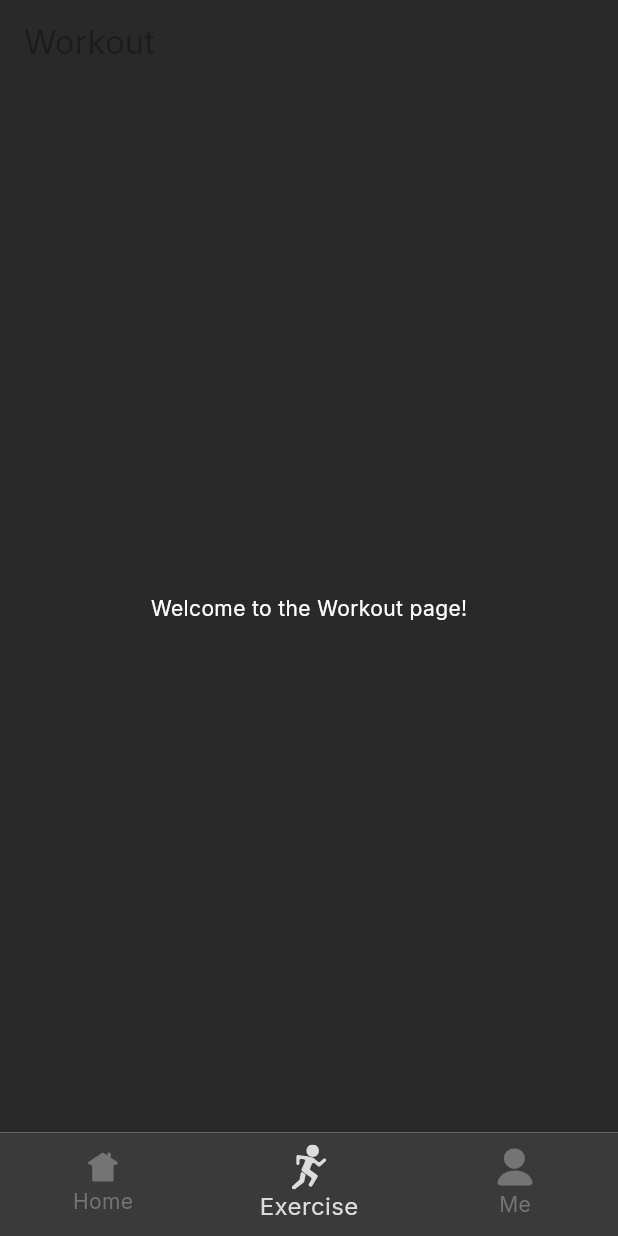
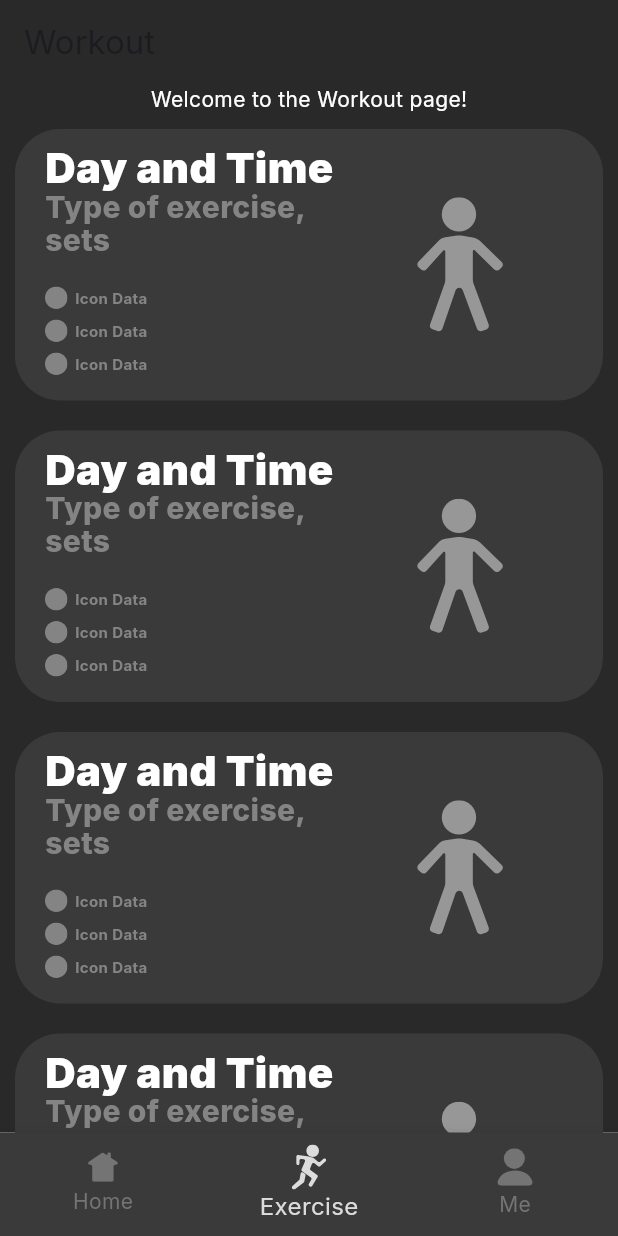
Before and after one commit to AbsolutelyHaakon/FitnessApp-IDATA2503, a Flutter app: the screen it shows after launch, item 2 of the bottom bar chosen, on a phone screen of 412 x 824 dp. Run offline on Flutter 3.47's test engine with Material 3 defaults, Android fonts, the light colour scheme and no system bars; our stand-ins replace flutter_svg, get.

Commit message:
Started work on the workout page

```diff
--- /dev/null
+++ b/lib/components/Elements/icon_text.dart
@@ -0,0 +1,39 @@
+import 'package:flutter/material.dart';
+import 'package:flutter_svg/flutter_svg.dart';
+
+class IconText extends StatelessWidget {
+  const IconText(
+      {super.key,
+      required this.text,
+      required this.color,
+      required this.asset});
+
+  final String text;
+  final Color color;
+  final String asset;
+
+  @override
+  Widget build(BuildContext context) {
+    return Row(
+      children: [
+        SvgPicture.asset(
+          'assets/icons/$asset',
+          width: 15,
+          height: 15,
+          color: color,
+        ),
+        const SizedBox(
+          width: 5,
+        ),
+        Text(
+          text,
+          style: TextStyle(
+            color: color,
+            fontWeight: FontWeight.w700,
+            fontSize: 10,
+          ),
+        ),
+      ],
+    );
+  }
+}
--- /dev/null
+++ b/lib/components/upcoming_workouts_box.dart
@@ -0,0 +1,95 @@
+import 'dart:ui';
+
+import 'package:fitnessapp_idata2503/components/Elements/icon_text.dart';
+import 'package:flutter/material.dart';
+import 'package:flutter_svg/svg.dart';
+
+class UpcomingWorkoutsBox extends StatefulWidget {
+  const UpcomingWorkoutsBox({super.key});
+
+  @override
+  State<StatefulWidget> createState() {
+    return _UpcomingWorkoutsBoxState();
+  }
+}
+
+class _UpcomingWorkoutsBoxState extends State<UpcomingWorkoutsBox> {
+  @override
+  Widget build(BuildContext context) {
+    return Container(
+      margin: const EdgeInsets.all(10),
+      constraints: const BoxConstraints(minHeight: 180),
+      width: double.infinity,
+      decoration: const BoxDecoration(
+        color: Color(0xFF3A3A3A),
+        borderRadius: BorderRadius.all(Radius.circular(30)),
+      ),
+      padding: const EdgeInsets.fromLTRB(20, 10, 50, 10),
+      child: Row(
+        mainAxisAlignment: MainAxisAlignment.spaceEvenly,
+        children: [
+          const Expanded(
+            child: Column(
+              mainAxisAlignment: MainAxisAlignment.center,
+              crossAxisAlignment: CrossAxisAlignment.start,
+              children: [
+                Text(
+                  'Day and Time',
+                  style: TextStyle(
+                    fontSize: 28,
+                    fontWeight: FontWeight.w900,
+                    color: Color(0xFFFFFFFF),
+                    height: 1.1,
+                  ),
+                ),
+                Text(
+                  'Type of exercise, sets',
+                  style: TextStyle(
+                      fontSize: 20,
+                      fontWeight: FontWeight.w800,
+                      color: Color(0xFF848484),
+                      height: 1.1),
+                ),
+                SizedBox(
+                  height: 20,
+                ),
+                IconText(
+                    text: 'Icon Data',
+                    color: Color(0xFF848484),
+                    asset: 'placeholder_icon.svg'),
+                SizedBox(
+                  height: 7,
+                ),
+                IconText(
+                    text: 'Icon Data',
+                    color: Color(0xFF848484),
+                    asset: 'placeholder_icon.svg'),
+                SizedBox(
+                  height: 7,
+                ),
+                IconText(
+                    text: 'Icon Data',
+                    color: Color(0xFF848484),
+                    asset: 'placeholder_icon.svg'),
+                SizedBox(
+                  height: 7,
+                ),
+              ],
+            ),
+          ),
+          const SizedBox(width: 20),
+          LayoutBuilder(
+            builder: (context, constraints) {
+              double size = 90; // Use height as width
+              return SvgPicture.asset(
+                'assets/icons/stick_figure.svg',
+                height: size,
+                width: size,
+              );
+            },
+          ),
+        ],
+      ),
+    );
+  }
+}
--- /dev/null
+++ b/lib/pages/upcoming_workouts.dart
@@ -0,0 +1,16 @@
+import 'package:flutter/material.dart';
+import 'package:fitnessapp_idata2503/components/upcoming_workouts_box.dart';
+
+class UpcomingWorkouts extends StatelessWidget {
+  const UpcomingWorkouts({super.key});
+
+  @override
+  Widget build(BuildContext context) {
+    return const Column(
+      children: [
+        Text('Upcoming Workouts'),
+        UpcomingWorkoutsBox(),
+      ],
+    );
+  }
+}
--- a/lib/pages/workout.dart
+++ b/lib/pages/workout.dart
@@ -1,3 +1,5 @@
+import 'package:fitnessapp_idata2503/components/upcoming_workouts_box.dart';
+import 'package:fitnessapp_idata2503/pages/upcoming_workouts.dart';
 import 'package:flutter/material.dart';
 
 class Workout extends StatelessWidget {
@@ -8,11 +10,20 @@ class Workout extends StatelessWidget {
         title: const Text('Workout'),
         backgroundColor: Color(0xFF292929),
       ),
-      body: const Center(
-        child: Text(
-          'Welcome to the Workout page!',
-          style: TextStyle(color: Colors.white),
-        ),
+      body: const SingleChildScrollView(
+        child: Column(children: [
+          Text(
+            'Welcome to the Workout page!',
+            style: TextStyle(color: Colors.white),
+          ),
+          UpcomingWorkoutsBox(),
+          UpcomingWorkoutsBox(),
+          UpcomingWorkoutsBox(),
+          UpcomingWorkoutsBox(),
+          UpcomingWorkoutsBox(),
+          UpcomingWorkoutsBox(),
+          UpcomingWorkoutsBox(),
+        ]),
       ),
       backgroundColor: Color(0xFF292929),
     );
```
Also changed, not shown: assets/icons/placeholder_icon.svg (added), assets/icons/stick_figure.svg (added).
